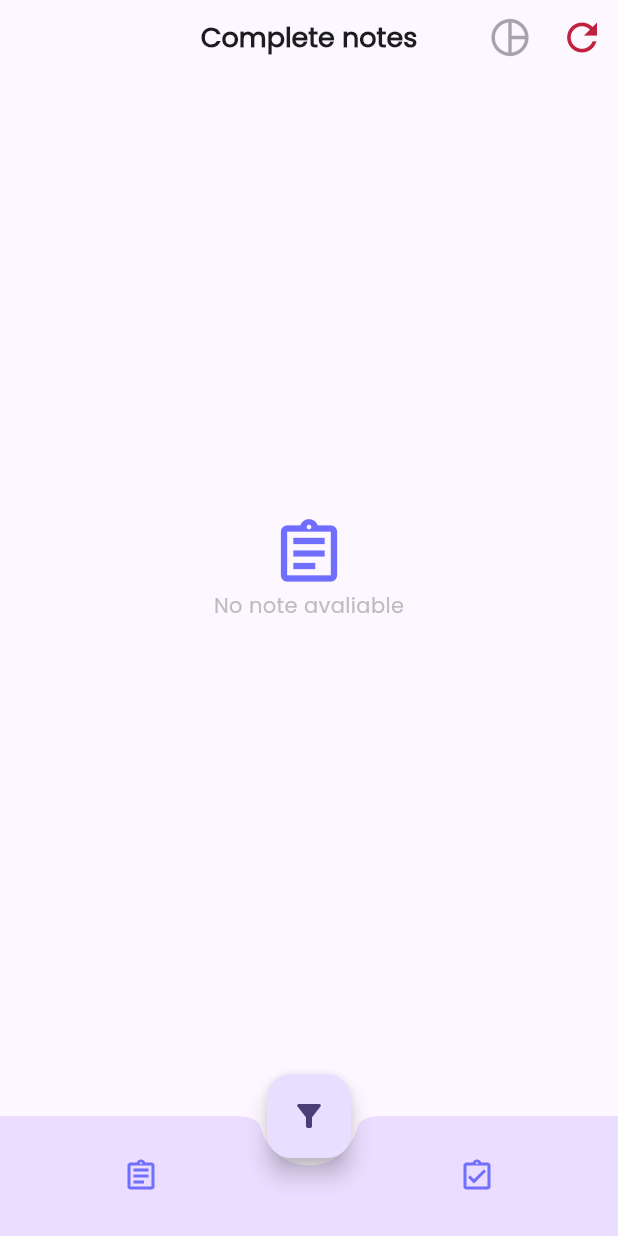
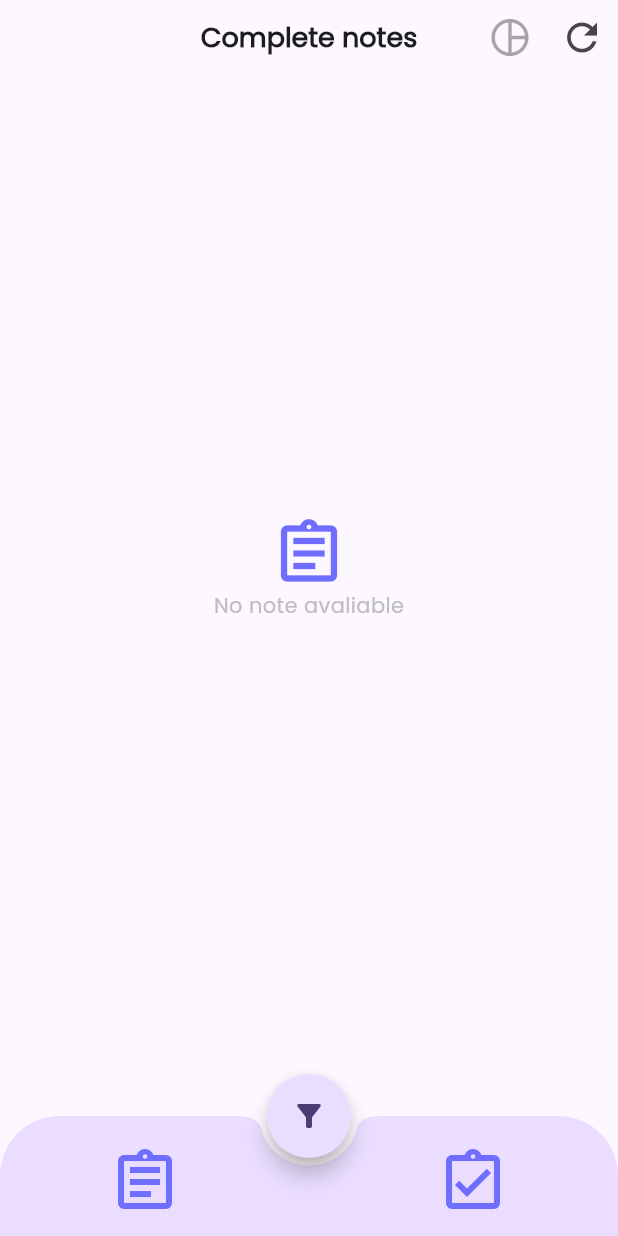
Before and after one commit to RegisSalesRA/flutter_hive_notes, a Flutter app: the CompleteNoteScreen screen opened by its route, on a phone screen of 412 x 824 dp. Run offline on Flutter 3.47's test engine with Material 3 defaults, Android fonts, the light colour scheme and no system bars; our stand-ins replace fl_chart, flutter_local_notifications, flutter_timezone, hive, hive_flutter, timezone; accounts and stored records are empty.

Commit message:
update app

```diff
--- a/lib/screens/notes/completed_notes_screen.dart
+++ b/lib/screens/notes/completed_notes_screen.dart
@@ -7,8 +7,6 @@ import 'package:flutter_hive/shared/show_modal_bottonsheet_widget.dart';
 import 'package:hive_flutter/adapters.dart';
 
 import '../../widgets/widget.dart';
-
-
 
 class CompleteNoteScreen extends StatefulWidget {
   const CompleteNoteScreen({super.key});
@@ -26,6 +24,7 @@ class _NoteListWidgetTestState extends State<CompleteNoteScreen> {
     return SafeArea(
       child: Scaffold(
         floatingActionButton: FloatingActionButton(
+          shape: const CircleBorder(),
           onPressed: () {
             showModalBottonSheetWidget(context, () {
               setState(() {
@@ -64,7 +63,6 @@ class _NoteListWidgetTestState extends State<CompleteNoteScreen> {
                           .toList();
                       return keys.isEmpty
                           ? const IconButton(
-                              color: ColorsThemeLight.primaryColor,
                               icon: Icon(
                                 Icons.pie_chart_outline,
                                 size: 30,
@@ -72,7 +70,6 @@ class _NoteListWidgetTestState extends State<CompleteNoteScreen> {
                               onPressed: null,
                             )
                           : IconButton(
-                              color: ColorsThemeLight.primaryColor,
                               icon: const Icon(
                                 Icons.pie_chart_outline,
                                 size: 30,
@@ -87,7 +84,6 @@ class _NoteListWidgetTestState extends State<CompleteNoteScreen> {
                             );
                     }),
                 IconButton(
-                  color: ColorsThemeLight.primaryColor,
                   icon: const Icon(
                     Icons.refresh,
                     size: 30,
@@ -114,6 +110,7 @@ class _NoteListWidgetTestState extends State<CompleteNoteScreen> {
             IconButton(
               icon: const Icon(
                 Icons.assignment_outlined,
+                size: 48,
               ),
               onPressed: () {
                 Navigator.pushNamed(context, Routes.initial);
@@ -123,6 +120,7 @@ class _NoteListWidgetTestState extends State<CompleteNoteScreen> {
             IconButton(
               icon: const Icon(
                 Icons.assignment_turned_in_outlined,
+                size: 48,
               ),
               onPressed: () {
                 return;
--- a/lib/screens/notes/notes_screen.dart
+++ b/lib/screens/notes/notes_screen.dart
@@ -65,7 +65,6 @@ class NotesViewState extends State<NotesView> {
               IconButton(
                 icon: const Icon(
                   Icons.refresh,
-                  size: 30,
                 ),
                 onPressed: () {
                   setState(() {
@@ -121,6 +120,7 @@ class NotesViewState extends State<NotesView> {
               IconButton(
                 icon: const Icon(
                   Icons.assignment_outlined,
+                  size: 40,
                 ),
                 onPressed: () {
                   return;
@@ -130,6 +130,7 @@ class NotesViewState extends State<NotesView> {
               IconButton(
                 icon: const Icon(
                   Icons.assignment_turned_in_outlined,
+                  size: 40,
                 ),
                 onPressed: () {
                   Navigator.pushNamed(context, Routes.complete);
--- a/lib/shared/bottom_appbar_widget.dart
+++ b/lib/shared/bottom_appbar_widget.dart
@@ -6,7 +6,10 @@ class BottomAppBarWidget extends StatelessWidget {
 
   @override
   Widget build(BuildContext context) {
-    return BottomAppBar(
+    return ClipRRect(
+      borderRadius: BorderRadius.only(
+          topLeft: Radius.circular(40), topRight: Radius.circular(40)),
+      child: BottomAppBar(
         color: Theme.of(context).colorScheme.primary,
         shape: const CircularNotchedRectangle(),
         notchMargin: 5,
@@ -17,6 +20,7 @@ class BottomAppBarWidget extends StatelessWidget {
             children: [...widgets!],
           ),
         ),
+      ),
     );
   }
 }
```
Lines whose indentation alone changed are shown as unchanged.
